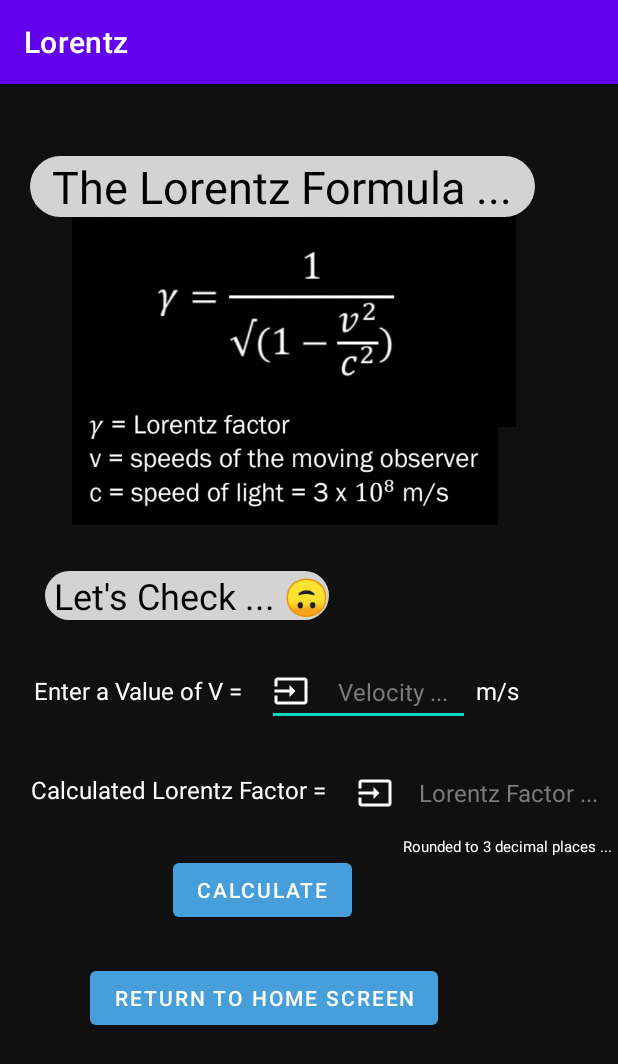
After one commit to Amarjit-Madhumalararungeethayan/spiderTask1AppDev, an Android app: the Checker screen opened directly, with no data from a screen before it, on a phone screen of 412 x 824 dp. The commit adds this screen. Shown: the top 1064 px of the screen. Run offline under Robolectric (Android 15) with nearby library versions, the phone set to English and light mode, and no system bars.

Commit message:
spiderAppDevTask1

```diff
--- a/app/src/main/AndroidManifest.xml
+++ b/app/src/main/AndroidManifest.xml
@@ -3,6 +3,7 @@
     package="com.example.lorentz">
 
     <uses-permission android:name="android.permission.VIBRATE" />
+
     <application
         android:allowBackup="true"
         android:icon="@mipmap/ic_launcher"
@@ -10,7 +11,8 @@
         android:roundIcon="@mipmap/ic_launcher_round"
         android:supportsRtl="true"
         android:theme="@style/Theme.Lorentz">
-        <activity android:name=".SPI"></activity>
+        <activity android:name=".Checker"></activity>
+        <activity android:name=".SPI" />
         <activity android:name=".Lorentz" />
         <activity android:name=".MainActivity">
             <intent-filter>
--- a/app/src/main/java/com/example/lorentz/SPI.kt
+++ b/app/src/main/java/com/example/lorentz/SPI.kt
@@ -14,10 +14,7 @@ val temp = 1
 
 class SPI : AppCompatActivity() {
 
-    override fun onBackPressed() {
-        // super.onBackPressed();
-        // Not calling **super**, disables back button in current screen.
-    }
+
     lateinit var binding: ActivitySpiBinding
 
     override fun onCreate(savedInstanceState: Bundle?) {
--- /dev/null
+++ b/app/src/main/res/layout/activity_checker.xml
@@ -0,0 +1,172 @@
+<?xml version="1.0" encoding="utf-8"?>
+<androidx.constraintlayout.widget.ConstraintLayout xmlns:android="http://schemas.android.com/apk/res/android"
+    xmlns:app="http://schemas.android.com/apk/res-auto"
+    xmlns:tools="http://schemas.android.com/tools"
+    android:layout_width="match_parent"
+    android:layout_height="match_parent"
+    android:background="#101010"
+    tools:context=".Checker">
+    <TextView
+        android:id="@+id/textView9"
+        android:layout_width="wrap_content"
+        android:layout_height="wrap_content"
+        android:layout_marginStart="4dp"
+        android:layout_marginLeft="4dp"
+        android:layout_marginTop="36dp"
+        android:text="m/s"
+        android:textColor="@color/white"
+        android:textSize="16sp"
+        app:layout_constraintStart_toEndOf="@+id/textView7"
+        app:layout_constraintTop_toBottomOf="@+id/header" />
+
+    <ImageView
+        android:id="@+id/formulaPic"
+        android:layout_width="296dp"
+        android:layout_height="192dp"
+        android:layout_marginStart="48dp"
+        android:layout_marginLeft="48dp"
+        android:layout_marginTop="60dp"
+        android:inputType="numberDecimal"
+        app:layout_constraintStart_toStartOf="parent"
+        app:layout_constraintTop_toTopOf="parent"
+        app:srcCompat="@drawable/screenshot_2021_06_09_at_3_05_24_am" />
+
+    <TextView
+        android:id="@+id/Title"
+        android:layout_width="wrap_content"
+        android:layout_height="wrap_content"
+        android:layout_marginStart="20dp"
+        android:layout_marginLeft="20dp"
+        android:layout_marginTop="48dp"
+        android:background="@drawable/rounded_white"
+        android:text="  The Lorentz Formula ...  "
+        android:textColor="@color/black"
+        android:textSize="30sp"
+        app:layout_constraintStart_toStartOf="parent"
+        app:layout_constraintTop_toTopOf="parent" />
+
+    <TextView
+        android:id="@+id/header"
+        android:layout_width="wrap_content"
+        android:layout_height="wrap_content"
+        android:layout_marginTop="236dp"
+        android:background="@drawable/rounded_white"
+        android:text=" Let's Check ... 🙃"
+        android:textColor="@color/black"
+        android:textSize="24sp"
+        app:layout_constraintEnd_toEndOf="parent"
+        app:layout_constraintHorizontal_bias="0.135"
+        app:layout_constraintStart_toStartOf="parent"
+        app:layout_constraintTop_toBottomOf="@+id/Title" />
+
+    <TextView
+        android:id="@+id/textView5"
+        android:layout_width="wrap_content"
+        android:layout_height="wrap_content"
+        android:layout_marginTop="36dp"
+        android:text="Enter a Value of V ="
+        android:textColor="@color/white"
+        android:textSize="16sp"
+        app:layout_constraintEnd_toEndOf="parent"
+        app:layout_constraintHorizontal_bias="0.084"
+        app:layout_constraintStart_toStartOf="parent"
+        app:layout_constraintTop_toBottomOf="@+id/header" />
+
+    <TextView
+        android:id="@+id/textView6"
+        android:layout_width="wrap_content"
+        android:layout_height="wrap_content"
+        android:layout_marginTop="44dp"
+        android:text="Calculated Lorentz Factor = "
+        android:textColor="@color/white"
+        android:textSize="16sp"
+        app:layout_constraintEnd_toEndOf="parent"
+        app:layout_constraintHorizontal_bias="0.098"
+        app:layout_constraintStart_toStartOf="parent"
+        app:layout_constraintTop_toBottomOf="@+id/textView5" />
+
+    <Button
+        android:id="@+id/button"
+        android:layout_width="wrap_content"
+        android:layout_height="wrap_content"
+        android:layout_marginTop="32dp"
+        android:text="Calculate"
+        app:backgroundTint="#469FDA"
+        app:layout_constraintEnd_toEndOf="parent"
+        app:layout_constraintHorizontal_bias="0.395"
+        app:layout_constraintStart_toStartOf="parent"
+        app:layout_constraintTop_toBottomOf="@+id/textView6" />
+
+    <ImageView
+        android:id="@+id/imageView4"
+        android:layout_width="284dp"
+        android:layout_height="125dp"
+        android:layout_marginTop="104dp"
+        app:layout_constraintEnd_toEndOf="parent"
+        app:layout_constraintHorizontal_bias="0.377"
+        app:layout_constraintStart_toStartOf="parent"
+        app:layout_constraintTop_toBottomOf="@+id/Title"
+        app:srcCompat="@drawable/screenshot_2021_06_09_at_2_25_32_pm" />
+
+    <EditText
+        android:id="@+id/textView7"
+        android:layout_width="135dp"
+        android:layout_height="45dp"
+        android:layout_marginStart="16dp"
+        android:layout_marginLeft="16dp"
+        android:layout_marginTop="25dp"
+        android:drawableStart="@drawable/input_logo"
+        android:drawableLeft="@drawable/input_logo"
+        android:hint="  Velocity ..."
+        android:gravity="center"
+        android:textColor="@color/white"
+        android:inputType="numberDecimal"
+        android:textColorHint="#FA7E7C7C"
+        android:textSize="16sp"
+        app:layout_constraintStart_toEndOf="@+id/textView5"
+        app:layout_constraintTop_toBottomOf="@+id/header" />
+
+    <TextView
+        android:id="@+id/textView8"
+        android:layout_width="173dp"
+        android:layout_height="41dp"
+        android:layout_marginStart="16dp"
+        android:layout_marginLeft="16dp"
+        android:layout_marginTop="24dp"
+        android:drawableStart="@drawable/input_logo"
+        android:drawableLeft="@drawable/input_logo"
+        android:gravity="center"
+        android:hint=" Lorentz Factor ..."
+        android:inputType="numberDecimal"
+        android:textColor="@color/white"
+        android:textColorHint="#FA7E7C7C"
+        android:textSize="16sp"
+        app:layout_constraintStart_toEndOf="@+id/textView6"
+        app:layout_constraintTop_toBottomOf="@+id/textView7" />
+
+    <TextView
+        android:id="@+id/textView4"
+        android:layout_width="wrap_content"
+        android:layout_height="wrap_content"
+        android:layout_marginTop="8dp"
+        android:layout_marginEnd="4dp"
+        android:layout_marginRight="4dp"
+        android:text="Rounded to 3 decimal places ..."
+        android:textColor="@color/white"
+        android:textSize="10sp"
+        app:layout_constraintEnd_toEndOf="parent"
+        app:layout_constraintTop_toBottomOf="@+id/textView8" />
+
+    <Button
+        android:id="@+id/button2"
+        android:layout_width="wrap_content"
+        android:layout_height="wrap_content"
+        android:layout_marginTop="24dp"
+        android:text="Return to Home Screen"
+        app:backgroundTint="#469FDA"
+        app:layout_constraintEnd_toEndOf="parent"
+        app:layout_constraintHorizontal_bias="0.335"
+        app:layout_constraintStart_toStartOf="parent"
+        app:layout_constraintTop_toBottomOf="@+id/button" />
+
+</androidx.constraintlayout.widget.ConstraintLayout>
--- a/app/src/main/res/values/strings.xml
+++ b/app/src/main/res/values/strings.xml
@@ -1,3 +1,4 @@
 <resources>
     <string name="app_name">Lorentz</string>
+
 </resources>
```
Also changed, not shown: app/src/main/java/com/example/lorentz/Checker.kt (added, +73 -0 lines), app/src/main/java/com/example/lorentz/Lorentz.kt (+15 -12 lines), app/src/main/java/com/example/lorentz/MainActivity.kt (+9 -0 lines), app/src/main/res/layout/activity_main.xml (+20 -6 lines).
